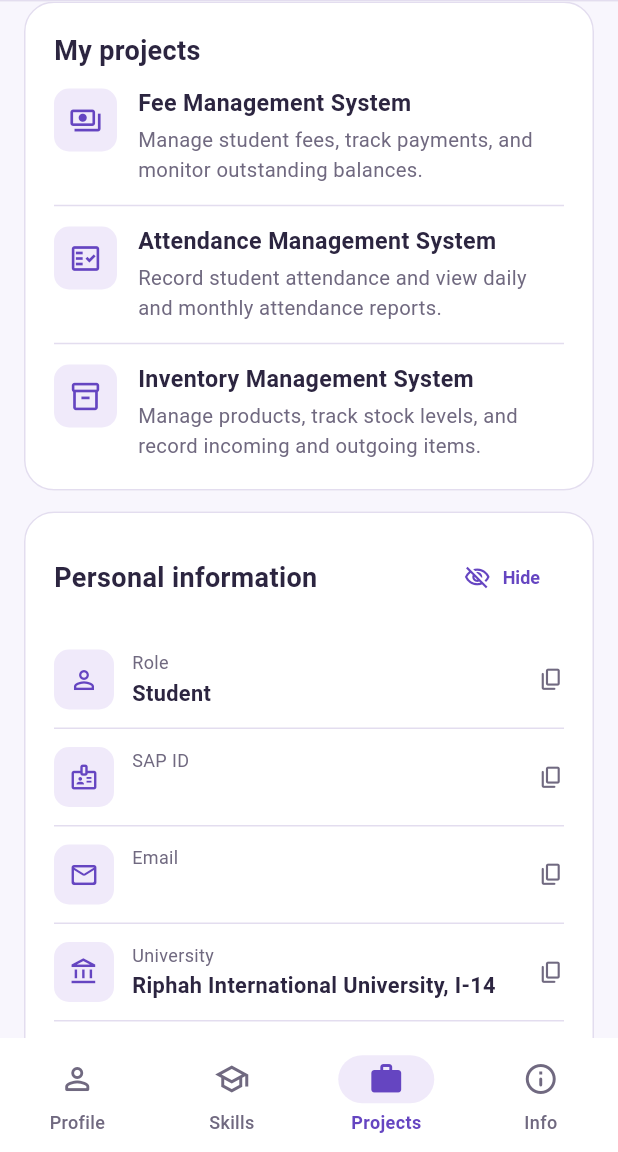
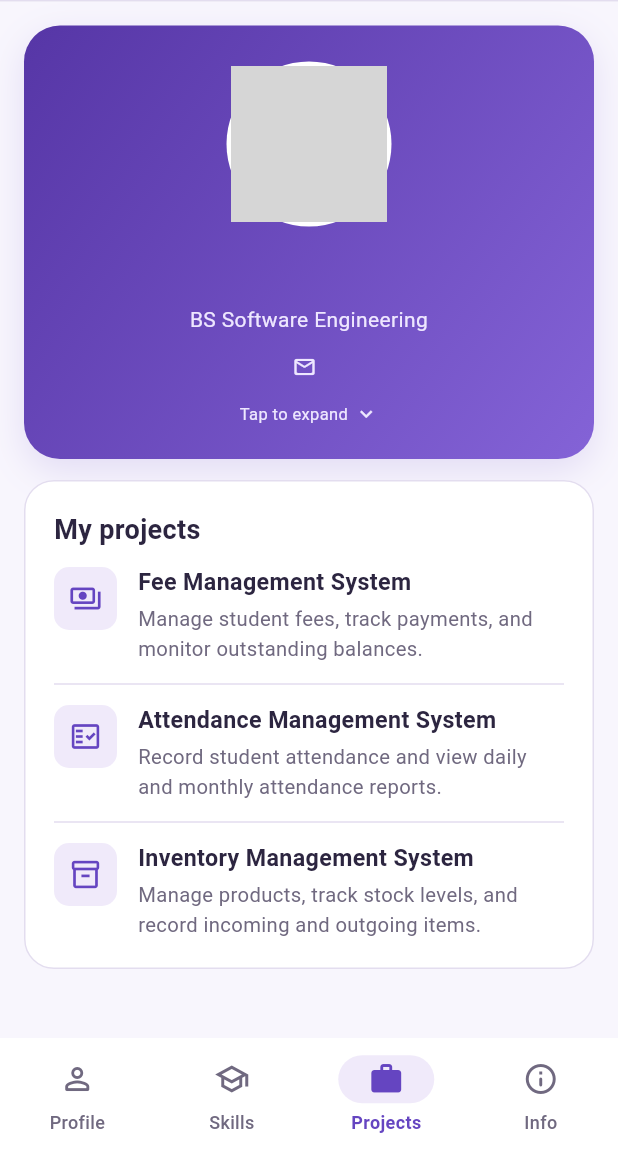
Before and after one commit to itx-Samii/MAD, a Flutter app: the StudentProfilePage screen opened directly with empty values, item 3 of the bottom bar chosen, on a phone screen of 412 x 824 dp, the part 84-1236 px from its top. Run offline on Flutter 3.47's test engine with Material 3 defaults, Android fonts, the phone set to English and light mode, and no system bars; grey boxes are pictures that could not be loaded.

Commit message:
Add swipeable portfolio tabs below the pinned profile

```diff
--- a/lib/screens/student_profile_page.dart
+++ b/lib/screens/student_profile_page.dart
@@ -1,3 +1,4 @@
+import 'package:flutter/gestures.dart' show PointerDeviceKind;
 import 'package:flutter/material.dart';
 import 'package:flutter/services.dart';
 
@@ -16,70 +17,26 @@ class StudentProfilePage extends StatefulWidget {
 }
 
 class _StudentProfilePageState extends State<StudentProfilePage> {
-  final _scrollController = ScrollController();
-  final _bodyKey = GlobalKey();
-  final _sectionKeys = List.generate(4, (_) => GlobalKey());
-  int _selectedSection = 0;
-  int _navigationRequest = 0;
-  bool _scrollingToSection = false;
-  bool _scrollUpdateScheduled = false;
-
-  Student get student => widget.student;
-
-  @override
-  void initState() {
-    super.initState();
-    _scrollController.addListener(_handleScroll);
-  }
+  final _pageController = PageController();
+  int _selectedTab = 0;
 
   @override
   void dispose() {
-    _scrollController.removeListener(_handleScroll);
-    _scrollController.dispose();
+    _pageController.dispose();
     super.dispose();
   }
 
-  Future<void> _goToSection(int index) async {
-    final target = _sectionKeys[index].currentContext;
-    if (target == null) return;
-    final request = ++_navigationRequest;
-    _scrollingToSection = true;
-    setState(() => _selectedSection = index);
-    await Scrollable.ensureVisible(
-      target,
-      duration: motionDuration(context),
+  void _openTab(int index) {
+    final duration = motionDuration(context);
+    if (duration == Duration.zero || (_selectedTab - index).abs() > 1) {
+      _pageController.jumpToPage(index);
+    } else {
+      _pageController.animateToPage(
+        index,
+        duration: duration,
         curve: Curves.easeInOutCubic,
-      alignment: 0,
       );
-    if (!mounted || request != _navigationRequest) return;
-    _scrollingToSection = false;
     }
-
-  void _handleScroll() {
-    if (_scrollingToSection || _scrollUpdateScheduled) return;
-    _scrollUpdateScheduled = true;
-    WidgetsBinding.instance.addPostFrameCallback((_) {
-      _scrollUpdateScheduled = false;
-      if (!mounted || _scrollingToSection || !_scrollController.hasClients) {
-        return;
-      }
-      final viewport = _bodyKey.currentContext?.findRenderObject();
-      if (viewport is! RenderBox || !viewport.hasSize) return;
-      var selected = 0;
-      for (var index = 0; index < _sectionKeys.length; index++) {
-        final section = _sectionKeys[index].currentContext?.findRenderObject();
-        if (section is RenderBox &&
-            section.hasSize &&
-            section.localToGlobal(Offset.zero, ancestor: viewport).dy <= 24) {
-          selected = index;
-        }
-      }
-      final position = _scrollController.position;
-      if (position.pixels > 0 && position.extentAfter <= 1) selected = 3;
-      if (selected != _selectedSection) {
-        setState(() => _selectedSection = selected);
-      }
-    });
   }
 
   Future<void> _logout(BuildContext context) async {
@@ -130,48 +87,79 @@ class _StudentProfilePageState extends State<StudentProfilePage> {
         child: Divider(height: 1, thickness: 1, color: PortalColors.line),
       ),
     ),
-    body: Align(
-      key: _bodyKey,
-      alignment: Alignment.topCenter,
+    body: SafeArea(
+      top: false,
+      bottom: false,
+      child: Center(
         child: ConstrainedBox(
           constraints: const BoxConstraints(maxWidth: 520),
-        child: SingleChildScrollView(
-          controller: _scrollController,
+          child: LayoutBuilder(
+            builder: (context, constraints) => Column(
+              children: [
+                Padding(
                   padding: const EdgeInsets.fromLTRB(16, 16, 16, 0),
+                  child: ConstrainedBox(
+                    // Leave room to read and swipe the pages in short windows.
+                    constraints: BoxConstraints(
+                      maxHeight: constraints.maxHeight * 0.68,
+                    ),
+                    child: FittedBox(
+                      fit: BoxFit.scaleDown,
+                      alignment: Alignment.topCenter,
+                      child: SizedBox(
+                        width: (constraints.maxWidth - 32).clamp(0, 488),
+                        child: _ProfileHeader(student: widget.student),
+                      ),
+                    ),
+                  ),
+                ),
+                Expanded(
+                  child: PageView(
+                    controller: _pageController,
+                    onPageChanged: (index) =>
+                        setState(() => _selectedTab = index),
+                    scrollBehavior: ScrollConfiguration.of(context).copyWith(
+                      dragDevices: {
+                        ...ScrollConfiguration.of(context).dragDevices,
+                        PointerDeviceKind.mouse,
+                      },
+                    ),
+                    children: [
+                      _PortfolioTabPage(
+                        active: _selectedTab == 0,
                         child: Column(
                           crossAxisAlignment: CrossAxisAlignment.stretch,
                           children: [
-              SizedBox(
-                key: _sectionKeys[0],
-                child: _ProfileHeader(student: student),
-              ),
-              const SizedBox(height: 14),
-              _AboutSection(student: student),
-              const SizedBox(height: 14),
-              SizedBox(key: _sectionKeys[1], child: const SkillsSection()),
-              const SizedBox(height: 14),
-              SizedBox(key: _sectionKeys[2], child: const ProjectsSection()),
-              const SizedBox(height: 14),
-              SizedBox(
-                key: _sectionKeys[3],
-                child: _PersonalInformation(student: student),
-              ),
-              const SizedBox(height: 12),
-              SafeArea(
-                top: false,
-                child: Padding(
-                  padding: const EdgeInsets.fromLTRB(16, 8, 16, 24),
-                  child: Text(
-                    '© ${DateTime.now().year} ${student.name}',
+                            _AboutSection(student: widget.student),
+                            const SizedBox(height: 20),
+                            Text(
+                              '© ${DateTime.now().year} ${widget.student.name}',
                               textAlign: TextAlign.center,
                               style: const TextStyle(
                                 color: PortalColors.muted,
                                 fontSize: 12,
                               ),
                             ),
+                          ],
+                        ),
+                      ),
+                      _PortfolioTabPage(
+                        active: _selectedTab == 1,
+                        child: const SkillsSection(),
+                      ),
+                      _PortfolioTabPage(
+                        active: _selectedTab == 2,
+                        child: const ProjectsSection(),
+                      ),
+                      _PortfolioTabPage(
+                        active: _selectedTab == 3,
+                        child: _PersonalInformation(student: widget.student),
+                      ),
+                    ],
                   ),
                 ),
               ],
+            ),
           ),
         ),
       ),
@@ -181,8 +169,8 @@ class _StudentProfilePageState extends State<StudentProfilePage> {
         border: Border(top: BorderSide(color: PortalColors.line)),
       ),
       child: NavigationBar(
-        selectedIndex: _selectedSection,
-        onDestinationSelected: _goToSection,
+        selectedIndex: _selectedTab,
+        onDestinationSelected: _openTab,
         destinations: const [
           NavigationDestination(
             key: ValueKey('nav-profile'),
@@ -212,6 +200,34 @@ class _StudentProfilePageState extends State<StudentProfilePage> {
       ),
     ),
   );
+}
+
+class _PortfolioTabPage extends StatefulWidget {
+  final bool active;
+  final Widget child;
+  const _PortfolioTabPage({required this.active, required this.child});
+
+  @override
+  State<_PortfolioTabPage> createState() => _PortfolioTabPageState();
+}
+
+class _PortfolioTabPageState extends State<_PortfolioTabPage>
+    with AutomaticKeepAliveClientMixin<_PortfolioTabPage> {
+  @override
+  bool get wantKeepAlive => true;
+
+  @override
+  Widget build(BuildContext context) {
+    super.build(context);
+    return ExcludeFocus(
+      excluding: !widget.active,
+      child: SingleChildScrollView(
+        primary: false,
+        padding: const EdgeInsets.fromLTRB(16, 14, 16, 24),
+        child: SizedBox(width: double.infinity, child: widget.child),
+      ),
+    );
+  }
 }
 
 class _ProfileHeader extends StatefulWidget {
```
Also changed, not shown: 2 other files. Lines whose indentation alone changed are shown as unchanged.
